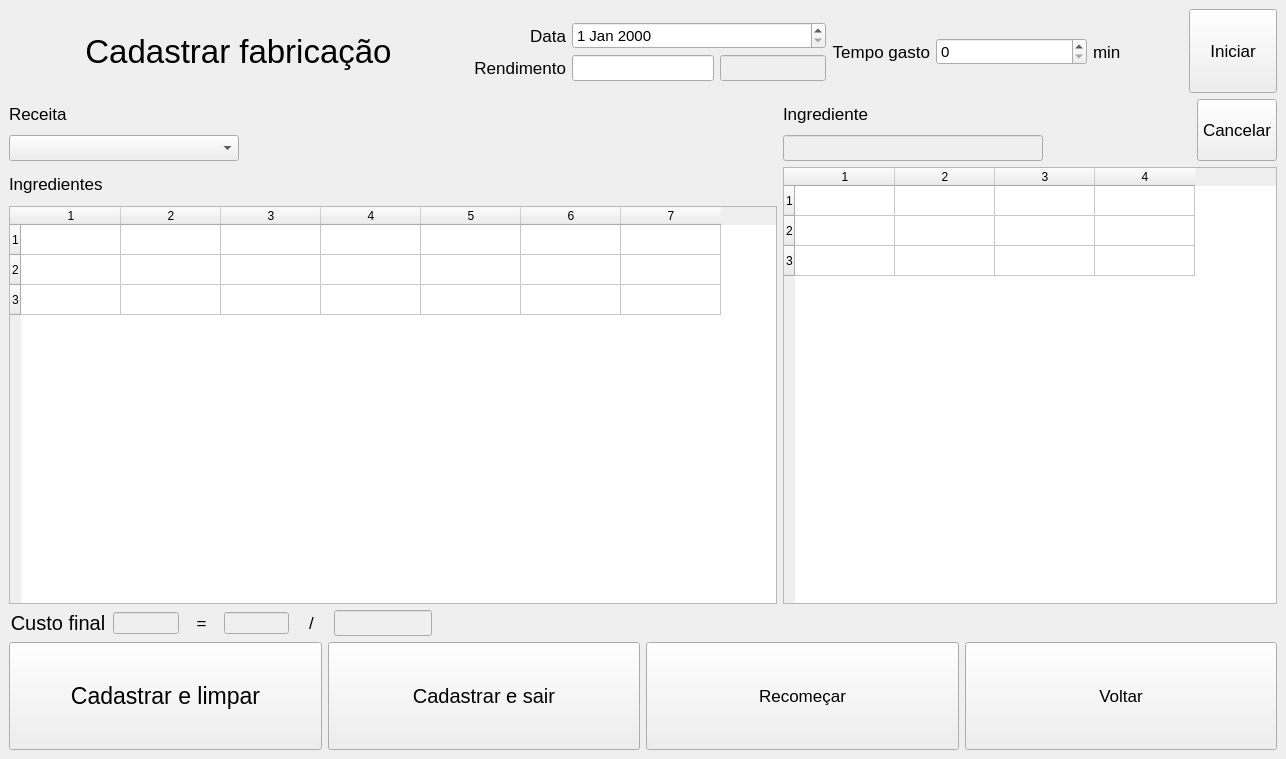
Qt form tela_cadastro_fabricacao.ui (lucasHashi/PyQt5-gerenciador-de-vendas-de-comidas) before a commit.
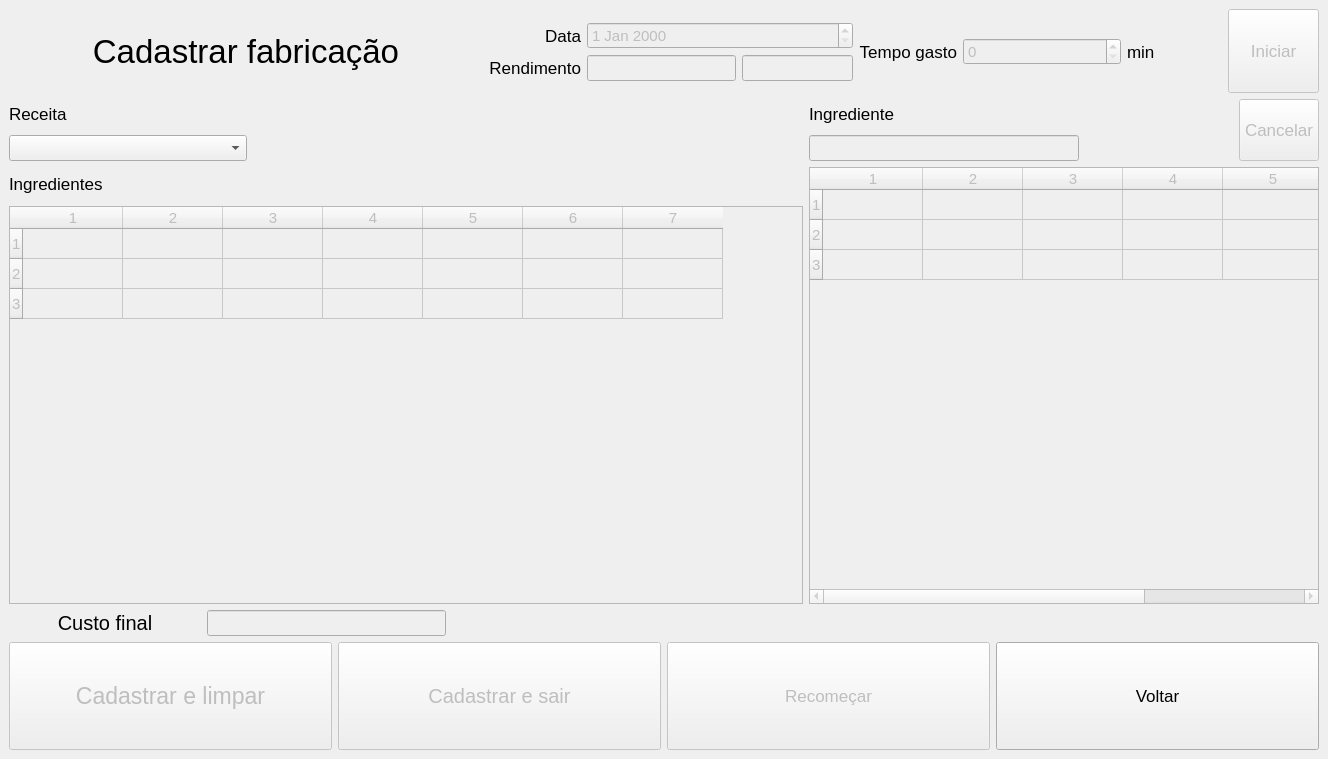
The same form after that commit.

Commit message: Cadastro Fabricação funcionando

```diff
--- a/tela_cadastro_fabricacao.ui
+++ b/tela_cadastro_fabricacao.ui
@@ -6,7 +6,7 @@
    <rect>
     <x>0</x>
     <y>0</y>
-    <width>1286</width>
+    <width>1328</width>
     <height>759</height>
    </rect>
   </property>
@@ -59,6 +59,9 @@
           </item>
           <item row="0" column="1">
            <widget class="QDateEdit" name="date_data">
+            <property name="enabled">
+             <bool>false</bool>
+            </property>
             <property name="font">
              <font>
               <pointsize>11</pointsize>
@@ -85,6 +88,9 @@
            <layout class="QHBoxLayout" name="horizontalLayout_5" stretch="4,3">
             <item>
              <widget class="QLineEdit" name="txt_rendimento">
+              <property name="enabled">
+               <bool>false</bool>
+              </property>
               <property name="font">
                <font>
                 <pointsize>11</pointsize>
@@ -135,11 +141,17 @@
            <layout class="QHBoxLayout" name="horizontalLayout_4" stretch="5,3">
             <item>
              <widget class="QSpinBox" name="spin_tempo">
+              <property name="enabled">
+               <bool>false</bool>
+              </property>
               <property name="font">
                <font>
                 <pointsize>11</pointsize>
                </font>
               </property>
+              <property name="maximum">
+               <number>999</number>
+              </property>
              </widget>
             </item>
             <item>
@@ -160,6 +172,9 @@
         </item>
         <item>
          <widget class="QPushButton" name="btn_iniciar">
+          <property name="enabled">
+           <bool>false</bool>
+          </property>
           <property name="sizePolicy">
            <sizepolicy hsizetype="Minimum" vsizetype="Minimum">
             <horstretch>0</horstretch>
@@ -242,6 +257,14 @@
           </item>
           <item>
            <widget class="QTableWidget" name="tb_ingredientes">
+            <property name="enabled">
+             <bool>false</bool>
+            </property>
+            <property name="font">
+             <font>
+              <pointsize>11</pointsize>
+             </font>
+            </property>
             <property name="rowCount">
              <number>3</number>
             </property>
@@ -311,6 +334,9 @@
           </item>
           <item>
            <widget class="QPushButton" name="btn_cancelar">
+            <property name="enabled">
+             <bool>false</bool>
+            </property>
             <property name="sizePolicy">
              <sizepolicy hsizetype="Minimum" vsizetype="Minimum">
               <horstretch>0</horstretch>
@@ -330,12 +356,20 @@
          </layout>
         </item>
         <item>
-         <widget class="QTableWidget" name="tb_custos">
+         <widget class="QTableWidget" name="tb_embalagens">
+          <property name="enabled">
+           <bool>false</bool>
+          </property>
+          <property name="font">
+           <font>
+            <pointsize>11</pointsize>
+           </font>
+          </property>
           <property name="rowCount">
            <number>3</number>
           </property>
           <property name="columnCount">
-           <number>4</number>
+           <number>6</number>
           </property>
           <row/>
           <row/>
@@ -344,6 +378,8 @@
           <column/>
           <column/>
           <column/>
+          <column/>
+          <column/>
          </widget>
         </item>
        </layout>
@@ -355,7 +391,7 @@
       <item>
        <layout class="QHBoxLayout" name="horizontalLayout_11" stretch="4,8">
         <item>
-         <layout class="QHBoxLayout" name="horizontalLayout_2" stretch="3,2,1,2,1,3">
+         <layout class="QHBoxLayout" name="horizontalLayout_2" stretch="4,5">
           <item>
            <widget class="QLabel" name="lbl_custo_final">
             <property name="font">
@@ -376,50 +412,6 @@
             <property name="enabled">
              <bool>false</bool>
             </property>
-           </widget>
-          </item>
-          <item>
-           <widget class="QLabel" name="lbl_igual">
-            <property name="font">
-             <font>
-              <pointsize>13</pointsize>
-             </font>
-            </property>
-            <property name="text">
-             <string>=</string>
-            </property>
-            <property name="alignment">
-             <set>Qt::AlignCenter</set>
-            </property>
-           </widget>
-          </item>
-          <item>
-           <widget class="QLineEdit" name="txt_custo_por_unidade">
-            <property name="enabled">
-             <bool>false</bool>
-            </property>
-           </widget>
-          </item>
-          <item>
-           <widget class="QLabel" name="lbl_barra">
-            <property name="font">
-             <font>
-              <pointsize>13</pointsize>
-             </font>
-            </property>
-            <property name="text">
-             <string>/</string>
-            </property>
-            <property name="alignment">
-             <set>Qt::AlignCenter</set>
-            </property>
-           </widget>
-          </item>
-          <item>
-           <widget class="QLineEdit" name="txt_unidade_custo">
-            <property name="enabled">
-             <bool>false</bool>
-            </property>
             <property name="font">
              <font>
               <pointsize>11</pointsize>
@@ -448,6 +440,9 @@
        <layout class="QHBoxLayout" name="horizontalLayout">
         <item>
          <widget class="QPushButton" name="btn_cad_limpar">
+          <property name="enabled">
+           <bool>false</bool>
+          </property>
           <property name="sizePolicy">
            <sizepolicy hsizetype="Minimum" vsizetype="Minimum">
             <horstretch>0</horstretch>
@@ -466,6 +461,9 @@
         </item>
         <item>
          <widget class="QPushButton" name="btn_cad_sair">
+          <property name="enabled">
+           <bool>false</bool>
+          </property>
           <property name="sizePolicy">
            <sizepolicy hsizetype="Minimum" vsizetype="Minimum">
             <horstretch>0</horstretch>
@@ -484,6 +482,9 @@
         </item>
         <item>
          <widget class="QPushButton" name="btn_recomecar">
+          <property name="enabled">
+           <bool>false</bool>
+          </property>
           <property name="sizePolicy">
            <sizepolicy hsizetype="Minimum" vsizetype="Minimum">
             <horstretch>0</horstretch>
@@ -502,6 +503,9 @@
         </item>
         <item>
          <widget class="QPushButton" name="btn_voltar">
+          <property name="enabled">
+           <bool>true</bool>
+          </property>
           <property name="sizePolicy">
            <sizepolicy hsizetype="Minimum" vsizetype="Minimum">
             <horstretch>0</horstretch>
```
Left out of the diff: 4 changed lines with no effect on the pictures. The commit also changes 9 other files.
